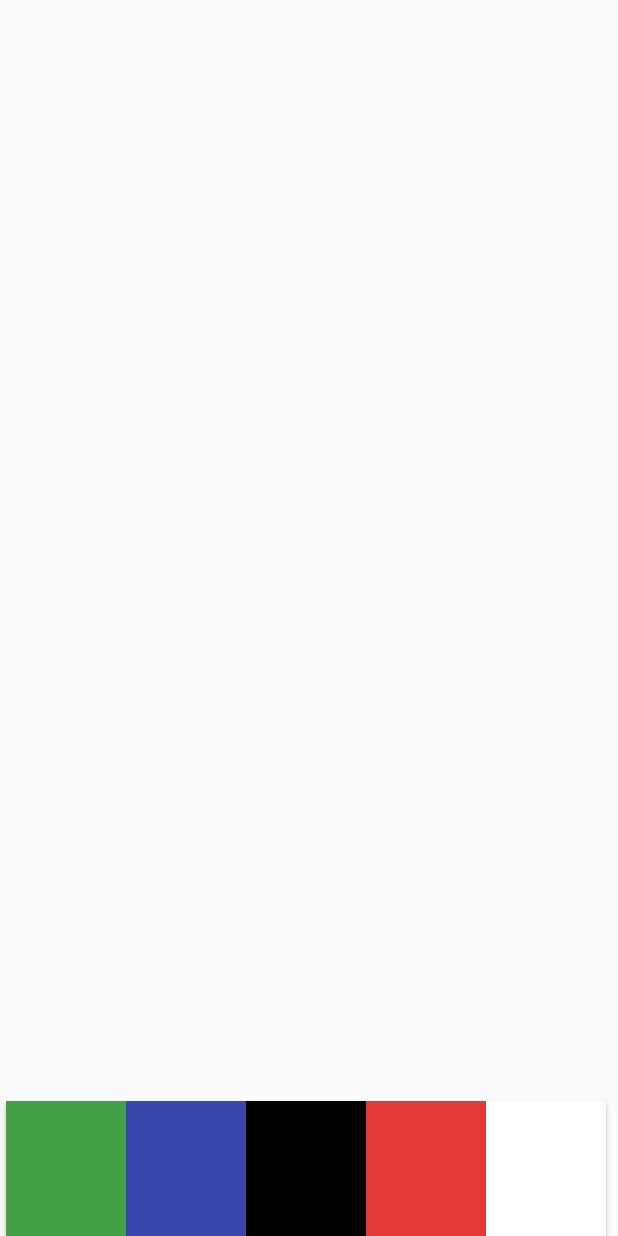
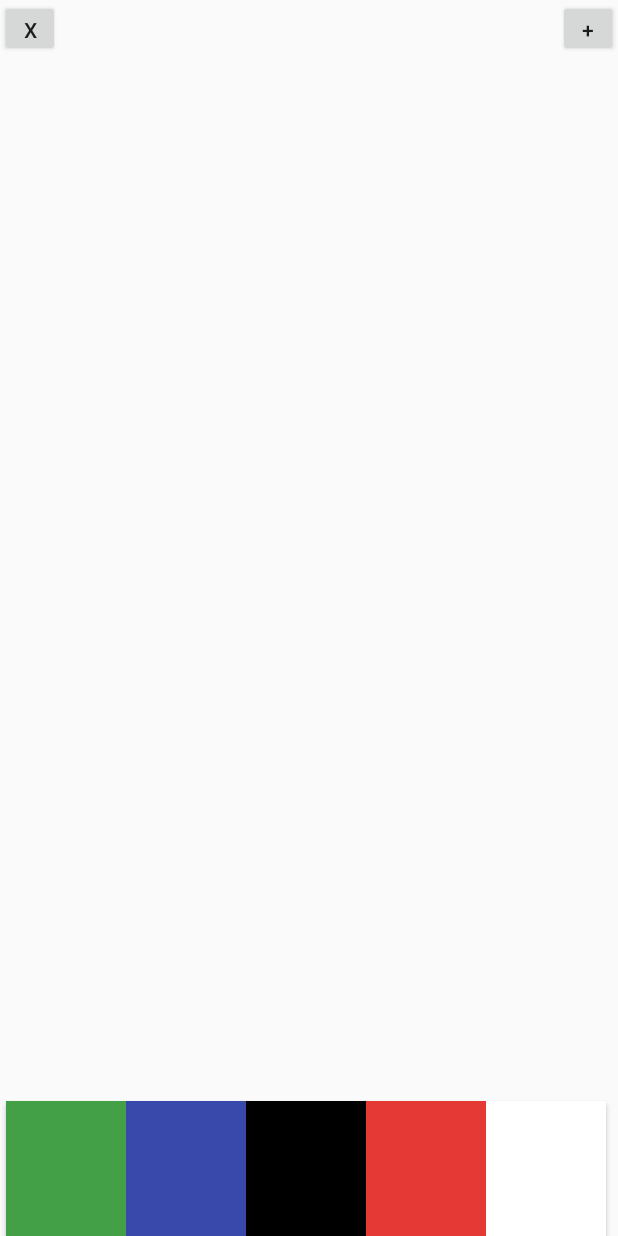
Before and after one commit to Davaeth/EasyPaint, an Android app: the layout activity_main.xml on its own in the app's theme, with its tools: preview values and no code run, on a phone screen of 412 x 824 dp. Run offline under Robolectric (Android 15) with nearby library versions, the phone set to English and light mode, and no system bars.

Commit message:
Added clear screen funcionality. Improved svaing drawing to PNG file system.

```diff
--- a/app/src/main/AndroidManifest.xml
+++ b/app/src/main/AndroidManifest.xml
@@ -14,7 +14,10 @@
             tools:ignore="AllowBackup,GoogleAppIndexingWarning">
         <activity android:name=".MainActivity">
             <intent-filter>
-                <action android:name="android.intent.action.MAIN"/>
+                <action
+                        android:name="android.intent.action.MAIN"
+                        android:configChanges="orientation"
+                />
 
                 <category android:name="android.intent.category.LAUNCHER"/>
             </intent-filter>
--- a/app/src/main/res/layout/activity_main.xml
+++ b/app/src/main/res/layout/activity_main.xml
@@ -49,4 +49,30 @@
             app:layout_constraintBottom_toBottomOf="parent" app:layout_constraintEnd_toEndOf="parent"
             android:layout_marginEnd="328dp"
     />
+    <EditText
+            android:layout_width="wrap_content"
+            android:layout_height="wrap_content"
+            android:inputType="textPersonName"
+            android:ems="10"
+            android:id="@+id/text_drawingName" android:layout_marginStart="8dp"
+            app:layout_constraintStart_toStartOf="parent" android:layout_marginEnd="8dp"
+            app:layout_constraintEnd_toEndOf="parent" android:layout_marginTop="8dp"
+            app:layout_constraintTop_toTopOf="parent" android:layout_marginBottom="8dp"
+            app:layout_constraintBottom_toBottomOf="parent" android:hint="Drawing name"
+            android:visibility="invisible"/>
+    <Button
+            android:onClick="saveDrawing"
+            android:text="+"
+            android:layout_width="40dp"
+            android:layout_height="38dp"
+            android:id="@+id/btn_saveDrawing"
+            app:layout_constraintTop_toTopOf="parent"
+            app:layout_constraintEnd_toEndOf="parent"/>
+    <Button
+            android:onClick="clearScreen"
+            android:text="x"
+            android:layout_width="40dp"
+            android:layout_height="38dp"
+            android:id="@+id/btn_clearScreen" app:layout_constraintStart_toStartOf="parent"
+            app:layout_constraintTop_toTopOf="parent"/>
 </android.support.constraint.ConstraintLayout>
```
Also changed, not shown: app/src/main/java/com/example/davaeth/easypaint/Drawing.kt (+98 -65 lines), app/src/main/java/com/example/davaeth/easypaint/MainActivity.kt (+67 -37 lines).
